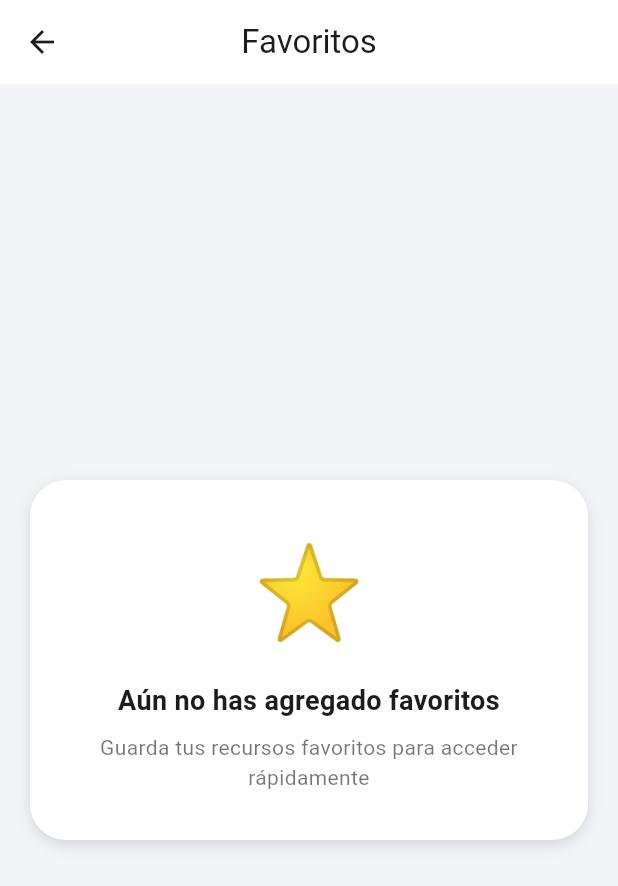
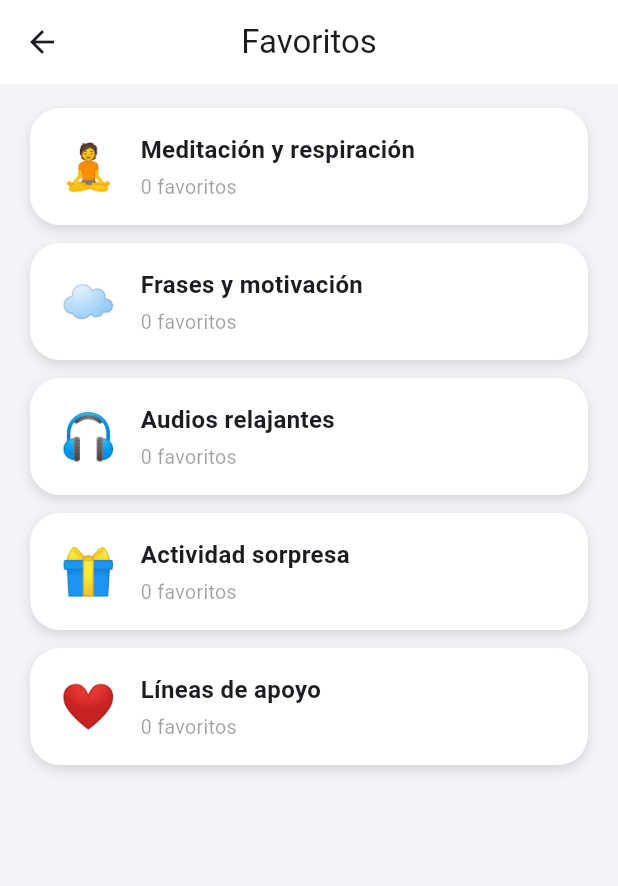
Before and after one commit to jeffersoncordobap/BLOOMIND, a Flutter app: the FavoritosScreen screen opened directly, on a phone screen of 412 x 824 dp. Shown: the top 886 px of the screen. Run offline on Flutter 3.47's test engine with Material 3 defaults, Android fonts, the phone set to English and light mode, and no system bars; our stand-ins replace fl_chart, sqflite, table_calendar; accounts and stored records are empty.

Commit message:
Agregué pantalla de 'favoritos'

```diff
--- a/lib/features/resourses/presentation/resourses_screen.dart
+++ b/lib/features/resourses/presentation/resourses_screen.dart
@@ -1,5 +1,6 @@
 //Codigo de la pantalla recursos
 import 'package:bloomind/features/resourses/presentation/support_lines_screen.dart';
+import 'package:bloomind/features/resourses/presentation/resourses_screen_favorito.dart';
 import 'package:flutter/material.dart';
 //import './/resourses_screen_frases.dart';
 import './/resourses_screen_meditacion.dart';
@@ -277,7 +278,14 @@ class RecurseScreen extends StatelessWidget {
               //Favoritos
               InkWell(
                 borderRadius: BorderRadius.circular(22),
-                onTap: null,
+                onTap: () {
+                  Navigator.push(
+                    context,
+                    MaterialPageRoute(
+                      builder: (context) => const FavoritosScreen(),
+                    ),
+                  );
+                },
                 child: Container(
                   padding: const EdgeInsets.all(20),
                   decoration: BoxDecoration(
--- a/lib/features/resourses/presentation/resourses_screen_favorito.dart
+++ b/lib/features/resourses/presentation/resourses_screen_favorito.dart
@@ -1,10 +1,41 @@
 import 'package:flutter/material.dart';
+import '../repository/resourse_repository.dart';
+import '../repository/resourse_repository_impl.dart';
 
-class FavoritosScreen extends StatelessWidget {
+class FavoritosScreen extends StatefulWidget {
   const FavoritosScreen({super.key});
 
   @override
+  State<FavoritosScreen> createState() => _FavoritosScreenState();
+}
+
+class _FavoritosScreenState extends State<FavoritosScreen> {
+  final ResourseRepository _repository = ResourseRepositoryImpl();
+  int _frasesFavoritas = 0;
+
+  @override
+  void initState() {
+    super.initState();
+    _cargarContadores();
+  }
+
+  Future<void> _cargarContadores() async {
+    final frases = await _repository.getAllFrases();
+    setState(() {
+      _frasesFavoritas = frases.where((f) => f.favorita_frase).length;
+    });
+  }
+
+  @override
   Widget build(BuildContext context) {
+    final categorias = [
+      {'emoji': '🧘', 'nombre': 'Meditación y respiración', 'count': 0},
+      {'emoji': '☁️', 'nombre': 'Frases y motivación', 'count': _frasesFavoritas},
+      {'emoji': '🎧', 'nombre': 'Audios relajantes', 'count': 0},
+      {'emoji': '🎁', 'nombre': 'Actividad sorpresa', 'count': 0},
+      {'emoji': '❤️', 'nombre': 'Líneas de apoyo', 'count': 0},
+    ];
+
     return Scaffold(
       backgroundColor: const Color(0xFFF2F4F7),
       appBar: AppBar(
@@ -13,50 +44,46 @@ class FavoritosScreen extends StatelessWidget {
         elevation: 0,
         backgroundColor: Colors.white,
       ),
-      body: Center(
-        child: Padding(
-          padding: const EdgeInsets.all(20),
-          child: Container(
-            padding: const EdgeInsets.all(32),
+      body: Padding(
+        padding: const EdgeInsets.symmetric(horizontal: 20, vertical: 16),
+        child: ListView.separated(
+          itemCount: categorias.length,
+          separatorBuilder: (_, __) => const SizedBox(height: 12),
+          itemBuilder: (context, index) {
+            final cat = categorias[index];
+            return Container(
+              padding: const EdgeInsets.symmetric(horizontal: 20, vertical: 16),
               decoration: BoxDecoration(
                 color: Colors.white,
-              borderRadius: BorderRadius.circular(24),
+                borderRadius: BorderRadius.circular(20),
                 boxShadow: const [
-                BoxShadow(
-                  color: Colors.black12,
-                  blurRadius: 8,
-                  offset: Offset(0, 3),
-                )
+                  BoxShadow(color: Colors.black12, blurRadius: 6, offset: Offset(0, 3)),
                 ],
               ),
-            child: const Column(
-              mainAxisSize: MainAxisSize.min,
+              child: Row(
+                children: [
+                  Text(cat['emoji'] as String, style: const TextStyle(fontSize: 30)),
+                  const SizedBox(width: 16),
+                  Expanded(
+                    child: Column(
+                      crossAxisAlignment: CrossAxisAlignment.start,
                       children: [
                         Text(
-                  '⭐',
-                  style: TextStyle(fontSize: 60),
+                          cat['nombre'] as String,
+                          style: const TextStyle(fontSize: 16, fontWeight: FontWeight.w600),
                         ),
-                SizedBox(height: 16),
+                        const SizedBox(height: 4),
                         Text(
-                  'Aún no has agregado favoritos',
-                  textAlign: TextAlign.center,
-                  style: TextStyle(
-                    fontSize: 18,
-                    fontWeight: FontWeight.bold,
+                          '${cat['count']} favorito${(cat['count'] as int) == 1 ? '' : 's'}',
+                          style: const TextStyle(fontSize: 13, color: Colors.black38),
                         ),
-                ),
-                SizedBox(height: 8),
-                Text(
-                  'Guarda tus recursos favoritos para acceder rápidamente',
-                  textAlign: TextAlign.center,
-                  style: TextStyle(
-                    fontSize: 14,
-                    color: Colors.black54,
+                      ],
                     ),
                   ),
                 ],
               ),
-          ),
+            );
+          },
         ),
       ),
     );
```
Lines whose indentation alone changed are shown as unchanged.
